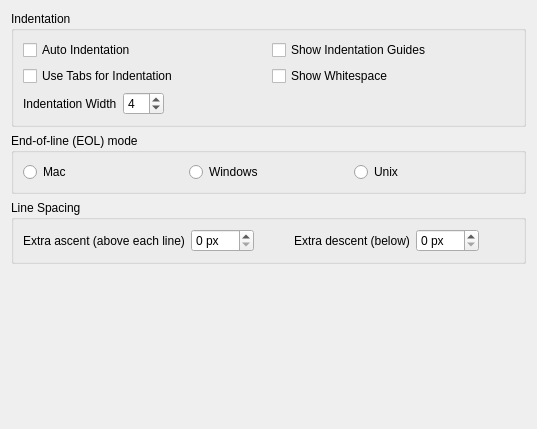
itom-project/itom, file Qitom/ui/widgetPropEditorGeneral.ui: the form before one commit.
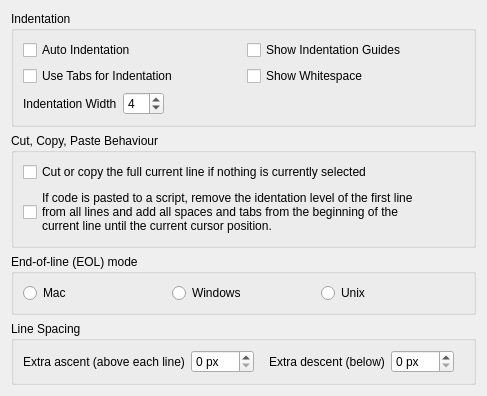
The form after the commit.

Commit message: script editor now have the option to adapt the indentation level of pasted code to the current indentation of the current line. This can be configured via the general script editor properties. Additionally, it is possible to configure that cut/copy selects the current line if no selection is currently active.

```diff
--- a/Qitom/ui/widgetPropEditorGeneral.ui
+++ b/Qitom/ui/widgetPropEditorGeneral.ui
@@ -6,8 +6,8 @@
    <rect>
     <x>0</x>
     <y>0</y>
-    <width>537</width>
-    <height>429</height>
+    <width>487</width>
+    <height>365</height>
    </rect>
   </property>
   <property name="windowTitle">
@@ -88,6 +88,37 @@
        </layout>
       </widget>
      </item>
+     <item>
+      <widget class="QGroupBox" name="groupBox">
+       <property name="minimumSize">
+        <size>
+         <width>0</width>
+         <height>0</height>
+        </size>
+       </property>
+       <property name="title">
+        <string>Cut, Copy, Paste Behaviour</string>
+       </property>
+       <layout class="QVBoxLayout" name="verticalLayout">
+        <item>
+         <widget class="QCheckBox" name="checkSelectLineOnCopyEmpty">
+          <property name="text">
+           <string>Cut or copy the full current line if nothing is currently selected</string>
+          </property>
+         </widget>
+        </item>
+        <item>
+         <widget class="QCheckBox" name="checkKeepIndentationOnPaste">
+          <property name="text">
+           <string>If code is pasted to a script, remove the identation level of the first line 
+from all lines and add all spaces and tabs from the beginning of the 
+current line until the current cursor position.</string>
+          </property>
+         </widget>
+        </item>
+       </layout>
+      </widget>
+     </item>
      <item>
       <widget class="QGroupBox" name="groupEolMode">
        <property name="title">
```
The commit also changes 9 other files.
